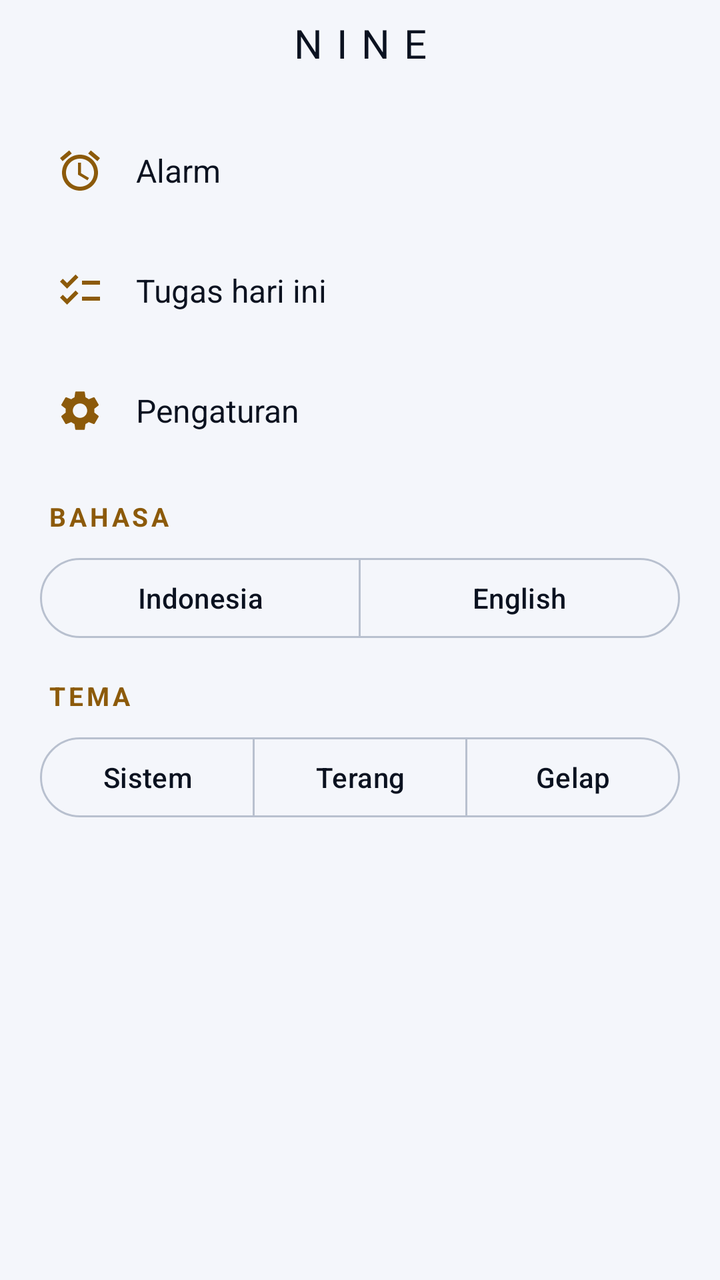
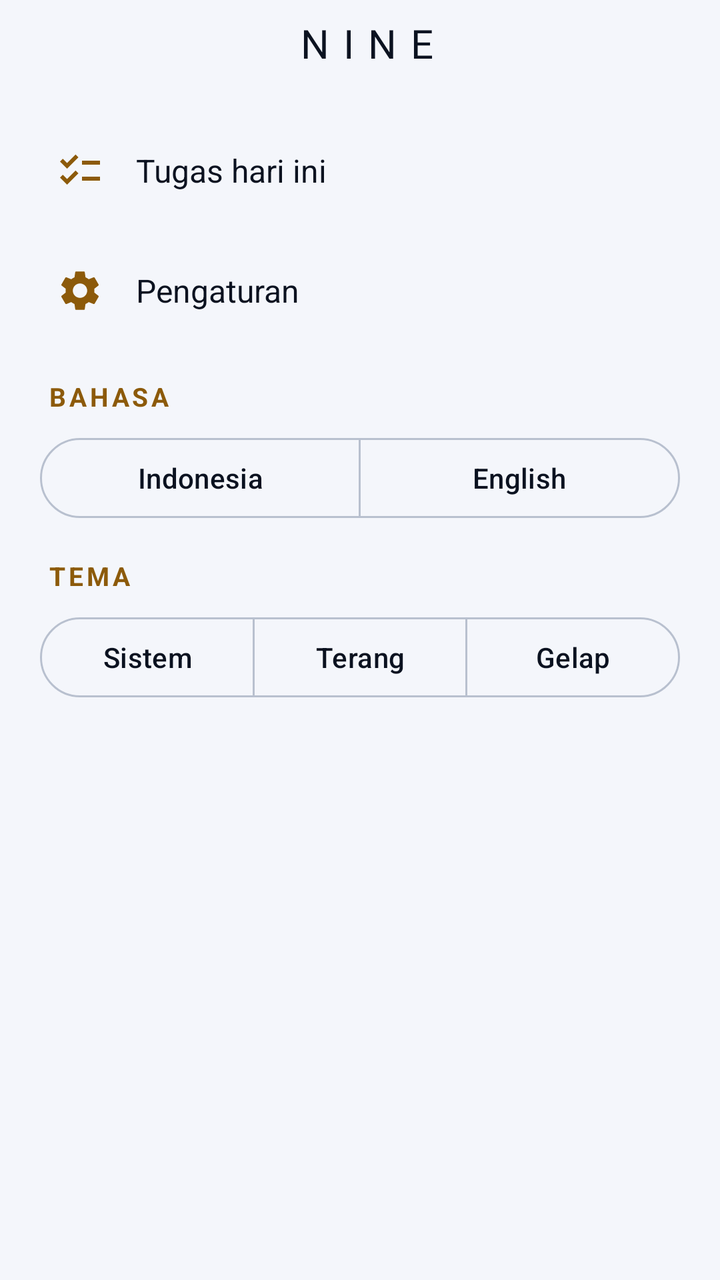

Screens rendered from an Android XML layout before and after an edit, with the pre-edit source and the edit as a unified diff.
<!-- AndroidManifest.xml: application theme Theme.Nine -->
<!-- res/layout/sheet_menu.xml -->
<?xml version="1.0" encoding="utf-8"?>
<LinearLayout xmlns:android="http://schemas.android.com/apk/res/android"
    xmlns:app="http://schemas.android.com/apk/res-auto"
    android:layout_width="match_parent"
    android:layout_height="wrap_content"
    android:orientation="vertical"
    android:paddingStart="20dp"
    android:paddingTop="8dp"
    android:paddingEnd="20dp"
    android:paddingBottom="24dp">

    <TextView
        android:layout_width="match_parent"
        android:layout_height="wrap_content"
        android:fontFamily="@font/nine_light"
        android:gravity="center"
        android:letterSpacing="0.35"
        android:text="NINE"
        android:textColor="@color/nine_on_bg"
        android:textSize="20sp" />

    <TextView
        android:id="@+id/menuBrain"
        android:layout_width="match_parent"
        android:layout_height="wrap_content"
        android:layout_marginTop="2dp"
        android:gravity="center"
        android:textColor="@color/nine_gold"
        android:textSize="12sp" />

    <TextView
        android:id="@+id/menuAlarms"
        style="@style/Nine.MenuRow"
        android:drawableStart="@drawable/ic_alarm"
        android:text="@string/alarms_title" />

    <TextView
        android:id="@+id/menuTodo"
        style="@style/Nine.MenuRow"
        android:drawableStart="@drawable/ic_checklist"
        android:text="@string/todo_title" />

    <TextView
        android:id="@+id/menuSettings"
        style="@style/Nine.MenuRow"
        android:drawableStart="@drawable/ic_settings"
        android:text="@string/settings" />

    <TextView
        style="@style/Nine.SectionTitle"
        android:layout_marginTop="16dp"
        android:text="@string/menu_lang" />

    <com.google.android.material.button.MaterialButtonToggleGroup
        android:id="@+id/menuLang"
        android:layout_width="match_parent"
        android:layout_height="wrap_content"
        app:selectionRequired="true"
        app:singleSelection="true">

        <com.google.android.material.button.MaterialButton
            android:id="@+id/menuLangId"
            style="@style/Widget.Material3.Button.OutlinedButton"
            android:layout_width="0dp"
            android:layout_height="wrap_content"
            android:layout_weight="1"
            android:text="Indonesia" />

        <com.google.android.material.button.MaterialButton
            android:id="@+id/menuLangEn"
            style="@style/Widget.Material3.Button.OutlinedButton"
            android:layout_width="0dp"
            android:layout_height="wrap_content"
            android:layout_weight="1"
            android:text="English" />
    </com.google.android.material.button.MaterialButtonToggleGroup>

    <TextView
        style="@style/Nine.SectionTitle"
        android:layout_marginTop="16dp"
        android:text="@string/menu_theme" />

    <com.google.android.material.button.MaterialButtonToggleGroup
        android:id="@+id/menuTheme"
        android:layout_width="match_parent"
        android:layout_height="wrap_content"
        app:selectionRequired="true"
        app:singleSelection="true">

        <com.google.android.material.button.MaterialButton
            android:id="@+id/menuThemeSystem"
            style="@style/Widget.Material3.Button.OutlinedButton"
            android:layout_width="0dp"
            android:layout_height="wrap_content"
            android:layout_weight="1"
            android:text="@string/theme_system" />

        <com.google.android.material.button.MaterialButton
            android:id="@+id/menuThemeLight"
            style="@style/Widget.Material3.Button.OutlinedButton"
            android:layout_width="0dp"
            android:layout_height="wrap_content"
            android:layout_weight="1"
            android:text="@string/theme_light" />

        <com.google.android.material.button.MaterialButton
            android:id="@+id/menuThemeDark"
            style="@style/Widget.Material3.Button.OutlinedButton"
            android:layout_width="0dp"
            android:layout_height="wrap_content"
            android:layout_weight="1"
            android:text="@string/theme_dark" />
    </com.google.android.material.button.MaterialButtonToggleGroup>
</LinearLayout>
<!-- resources referenced by this layout -->
<resources>
  <color name="nine_gold">#8C5A0A</color>
  <color name="nine_on_bg">#0B1220</color>
  <!-- drawable ic_alarm (drawable) -->
  <vector xmlns:android="http://schemas.android.com/apk/res/android"
      android:width="24dp"
      android:height="24dp"
      android:viewportWidth="24"
      android:viewportHeight="24">
      <path
          android:fillColor="@android:color/white"
          android:pathData="M22,5.72l-4.6,-3.86 -1.29,1.53 4.6,3.86L22,5.72zM7.88,3.39L6.6,1.86 2,5.71l1.29,1.53 4.59,-3.85zM12.5,8L11,8v6l4.75,2.85 0.75,-1.23 -4,-2.37L12.5,8zM12,4c-4.97,0 -9,4.03 -9,9s4.02,9 9,9c4.97,0 9,-4.03 9,-9s-4.03,-9 -9,-9zM12,20c-3.87,0 -7,-3.13 -7,-7s3.13,-7 7,-7 7,3.13 7,7 -3.13,7 -7,7z" />
  </vector>
  <!-- drawable ic_checklist (drawable) -->
  <vector xmlns:android="http://schemas.android.com/apk/res/android"
      android:width="24dp"
      android:height="24dp"
      android:viewportWidth="24"
      android:viewportHeight="24">
      <path
          android:fillColor="@android:color/white"
          android:pathData="M22,7h-9v2h9V7zM22,15h-9v2h9V15zM5.54,11L2,7.46l1.41,-1.41l2.12,2.12l4.24,-4.24l1.41,1.41L5.54,11zM5.54,19L2,15.46l1.41,-1.41l2.12,2.12l4.24,-4.24l1.41,1.41L5.54,19z" />
  </vector>
  <string name="alarms_title">Alarm</string>
  <string name="menu_lang">Bahasa</string>
  <string name="menu_theme">Tema</string>
  <string name="settings">Pengaturan</string>
  <string name="theme_dark">Gelap</string>
  <string name="theme_light">Terang</string>
  <string name="theme_system">Sistem</string>
  <string name="todo_title">Tugas hari ini</string>
  <style name="Nine.MenuRow" parent="">
          <item name="android:layout_width">match_parent</item>
          <item name="android:layout_height">56dp</item>
          <item name="android:layout_marginTop">4dp</item>
          <item name="android:background">?attr/selectableItemBackground</item>
          <item name="android:drawablePadding">16dp</item>
          <item name="android:drawableTint">@color/nine_gold</item>
          <item name="android:gravity">center_vertical</item>
          <item name="android:paddingStart">8dp</item>
          <item name="android:textColor">@color/nine_on_bg</item>
          <item name="android:textSize">16sp</item>
      </style>
  <style name="Nine.SectionTitle" parent="">
          <item name="android:layout_width">match_parent</item>
          <item name="android:layout_height">wrap_content</item>
          <item name="android:layout_marginTop">24dp</item>
          <item name="android:layout_marginBottom">8dp</item>
          <item name="android:paddingStart">4dp</item>
          <item name="android:textColor">@color/nine_gold</item>
          <item name="android:textSize">13sp</item>
          <item name="android:textStyle">bold</item>
          <item name="android:letterSpacing">0.12</item>
          <item name="android:textAllCaps">true</item>
      </style>
  <color name="nine_accent">#8C5A0A</color>
  <color name="nine_bg">#F4F6FB</color>
  <color name="nine_pill">#E3E8F2</color>
  <color name="nine_vignette_edge">#33C7861A</color>
  <color name="nine_card">#FFFFFF</color>
  <color name="nine_muted">#4B5466</color>
  <color name="nine_outline">#B8C0CF</color>
  <color name="nine_outline_variant">#DCE1EA</color>
  <style name="Nine.BottomSheetDialog" parent="ThemeOverlay.Material3.BottomSheetDialog">
          <item name="bottomSheetStyle">@style/Nine.BottomSheet</item>
      </style>
  <style name="Nine.BottomSheet" parent="Widget.Material3.BottomSheet.Modal">
          <item name="backgroundTint">@color/nine_card</item>
      </style>
  <!-- unchanged entries left out for length: 2 -->
</resources>

<!-- the commit's change to res/layout/sheet_menu.xml (unified diff, before → after) -->
@@ -15,6 +15,7 @@
         android:fontFamily="@font/nine_light"
         android:gravity="center"
         android:letterSpacing="0.35"
+        android:paddingStart="7dp"
         android:text="NINE"
         android:textColor="@color/nine_on_bg"
         android:textSize="20sp" />
@@ -27,12 +28,6 @@
         android:gravity="center"
         android:textColor="@color/nine_gold"
         android:textSize="12sp" />
-
-    <TextView
-        android:id="@+id/menuAlarms"
-        style="@style/Nine.MenuRow"
-        android:drawableStart="@drawable/ic_alarm"
-        android:text="@string/alarms_title" />
 
     <TextView
         android:id="@+id/menuTodo"
<!-- resource entries referenced after the edit -->
@@ -2,16 +2,6 @@
 <resources>
   <color name="nine_gold">#8C5A0A</color>
   <color name="nine_on_bg">#0B1220</color>
-  <!-- drawable ic_alarm (drawable) -->
-  <vector xmlns:android="http://schemas.android.com/apk/res/android"
-      android:width="24dp"
-      android:height="24dp"
-      android:viewportWidth="24"
-      android:viewportHeight="24">
-      <path
-          android:fillColor="@android:color/white"
-          android:pathData="M22,5.72l-4.6,-3.86 -1.29,1.53 4.6,3.86L22,5.72zM7.88,3.39L6.6,1.86 2,5.71l1.29,1.53 4.59,-3.85zM12.5,8L11,8v6l4.75,2.85 0.75,-1.23 -4,-2.37L12.5,8zM12,4c-4.97,0 -9,4.03 -9,9s4.02,9 9,9c4.97,0 9,-4.03 9,-9s-4.03,-9 -9,-9zM12,20c-3.87,0 -7,-3.13 -7,-7s3.13,-7 7,-7 7,3.13 7,7 -3.13,7 -7,7z" />
-  </vector>
   <!-- drawable ic_checklist (drawable) -->
   <vector xmlns:android="http://schemas.android.com/apk/res/android"
       android:width="24dp"
@@ -22,7 +12,6 @@
           android:fillColor="@android:color/white"
           android:pathData="M22,7h-9v2h9V7zM22,15h-9v2h9V15zM5.54,11L2,7.46l1.41,-1.41l2.12,2.12l4.24,-4.24l1.41,1.41L5.54,11zM5.54,19L2,15.46l1.41,-1.41l2.12,2.12l4.24,-4.24l1.41,1.41L5.54,19z" />
   </vector>
-  <string name="alarms_title">Alarm</string>
   <string name="menu_lang">Bahasa</string>
   <string name="menu_theme">Tema</string>
   <string name="settings">Pengaturan</string>
